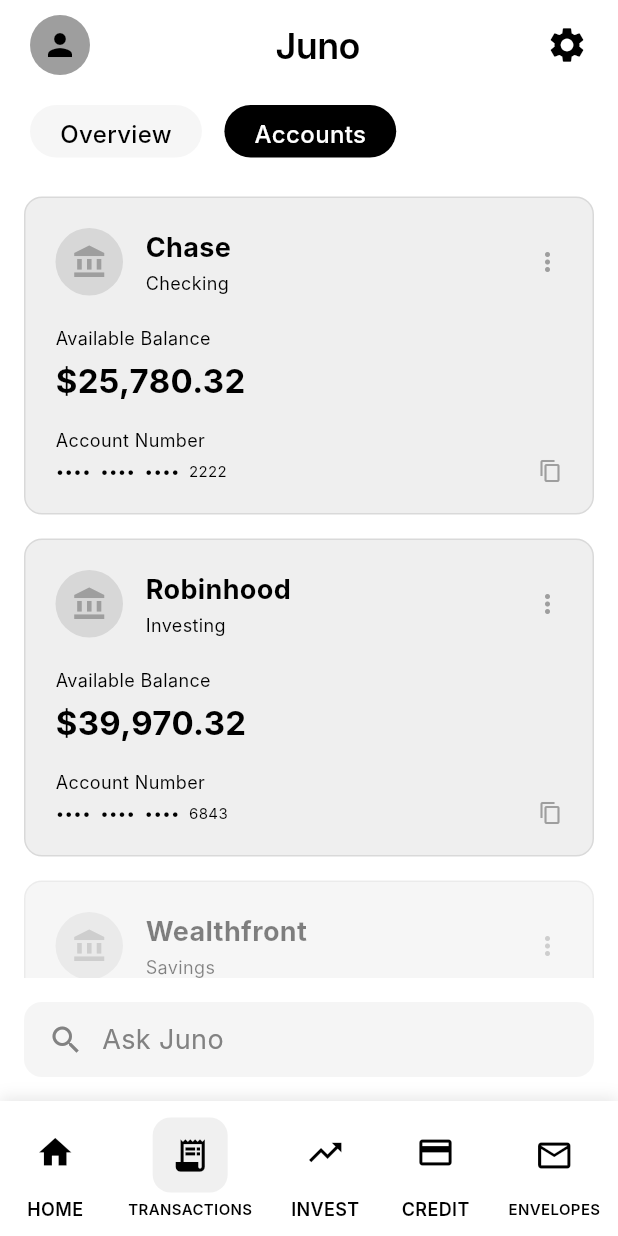
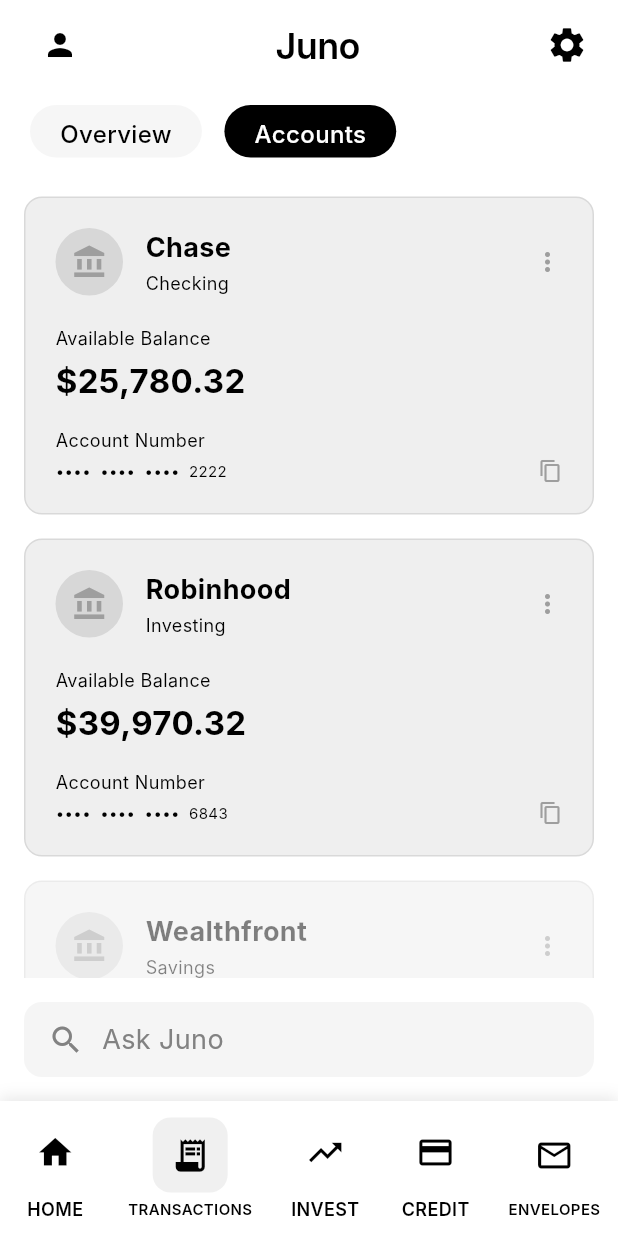
Before and after one commit to bhargav-warren-ai/warrenai-iOS-app, a Flutter app: the InvestmentScreen screen opened by its route, after a tap on "Accounts", on a phone screen of 412 x 824 dp. Run offline on Flutter 3.47's test engine with Material 3 defaults, Android fonts, the phone set to English and light mode, and no system bars; Roboto replaces fonts that are missing (Inter).

Commit message:
profile icon bg changed to white

```diff
--- a/lib/screens/home_screen.dart
+++ b/lib/screens/home_screen.dart
@@ -29,7 +29,7 @@
                       width: 40,
                       height: 40,
                       decoration: BoxDecoration(
-                        color: Colors.grey,
+                        color: const Color.fromARGB(255, 255, 255, 255),
                         shape: BoxShape.circle,
                       ),
                       child: const Icon(
--- a/lib/screens/home_screen_accounts.dart
+++ b/lib/screens/home_screen_accounts.dart
@@ -27,7 +27,7 @@
                       width: 40,
                       height: 40,
                       decoration: BoxDecoration(
-                        color: Colors.grey,
+                        color: const Color.fromARGB(255, 255, 255, 255),
                         shape: BoxShape.circle,
                       ),
                       child: const Icon(
--- a/lib/screens/investment_period_screen.dart
+++ b/lib/screens/investment_period_screen.dart
@@ -67,7 +67,7 @@
                         width: 35,
                         height: 35,
                       decoration: BoxDecoration(
-                        color: Colors.grey,
+                        color: const Color.fromARGB(255, 255, 255, 255),
                         shape: BoxShape.circle,
                       ),
                       child: const Icon(
--- a/lib/screens/investment_screen.dart
+++ b/lib/screens/investment_screen.dart
@@ -27,7 +27,7 @@
                       width: 40,
                       height: 40,
                       decoration: BoxDecoration(
-                        color: Colors.grey,
+                        color: const Color.fromARGB(255, 255, 255, 255),
                         shape: BoxShape.circle,
                       ),
                       child: const Icon(
```
